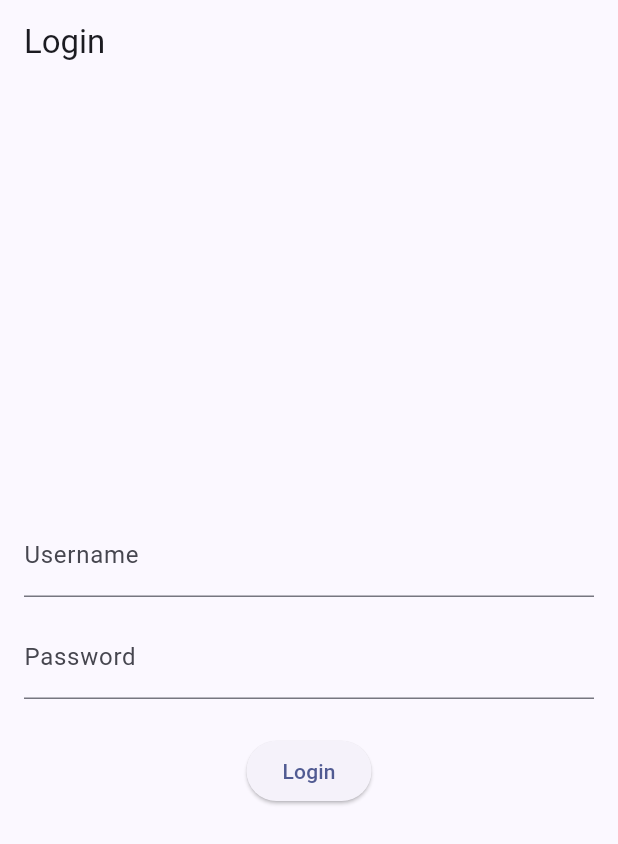
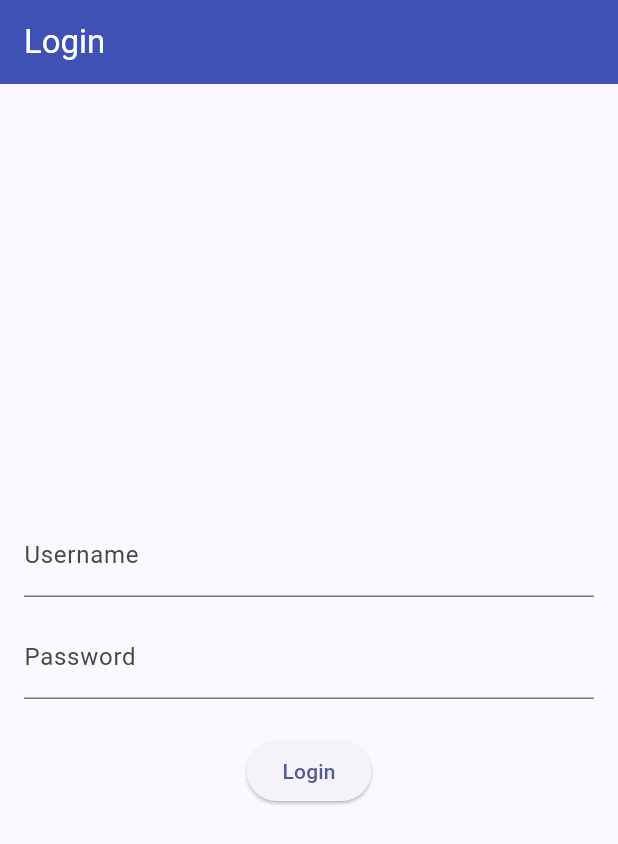
Before and after one commit to audricjohansyah/shopping-list-mobile, a Flutter app: the screen it shows after launch, after a tap on "Login", on a phone screen of 412 x 824 dp. Shown: the top 844 px of the screen. Run offline on Flutter 3.47's test engine with Material 2 defaults, Android fonts, the phone set to English and light mode, and no system bars; missing offline and left inert: pbp_django_auth; network calls fail.

```diff
--- a/lib/screens/list_product.dart
+++ b/lib/screens/list_product.dart
@@ -14,7 +14,8 @@ class ProductPage extends StatefulWidget {
 class _ProductPageState extends State<ProductPage> {
   Future<List<Product>> fetchProduct() async {
     // TODO: Ganti URL dan jangan lupa tambahkan trailing slash (/) di akhir URL!
-    var url = Uri.parse('http://localhost:8000/json/');
+    var url =
+        Uri.parse('http://alexander-audric-tutorial.pbp.cs.ui.ac.id/json/');
     var response = await http.get(
       url,
       headers: {"Content-Type": "application/json"},
--- a/lib/screens/login.dart
+++ b/lib/screens/login.dart
@@ -38,7 +38,10 @@ class _LoginPageState extends State<LoginPage> {
     final request = context.watch<CookieRequest>();
     return Scaffold(
       appBar: AppBar(
+        automaticallyImplyLeading: false,
         title: const Text('Login'),
+        backgroundColor: Colors.indigo,
+        foregroundColor: Colors.white,
       ),
       body: Container(
         padding: const EdgeInsets.all(16.0),
@@ -69,11 +72,12 @@ class _LoginPageState extends State<LoginPage> {
                 // TODO: Ganti URL dan jangan lupa tambahkan trailing slash (/) di akhir URL!
                 // Untuk menyambungkan Android emulator dengan Django pada localhost,
                 // gunakan URL http://10.0.2.2/
-                final response =
-                    await request.login("http://localhost:8000/auth/login/", {
-                  'username': username,
-                  'password': password,
-                });
+                final response = await request.login(
+                    "http://alexander-audric-tutorial.pbp.cs.ui.ac.id/auth/login/",
+                    {
+                      'username': username,
+                      'password': password,
+                    });
 
                 if (request.loggedIn) {
                   String message = response['message'];
--- a/lib/screens/shoplist_form.dart
+++ b/lib/screens/shoplist_form.dart
@@ -123,7 +123,7 @@ class _ShopFormPageState extends State<ShopFormPage> {
                         // Kirim ke Django dan tunggu respons
                         // TODO: Ganti URL dan jangan lupa tambahkan trailing slash (/) di akhir URL!
                         final response = await request.postJson(
-                            "http://localhost:8000/create-flutter/",
+                            "http://alexander-audric-tutorial.pbp.cs.ui.ac.id/create-flutter/",
                             jsonEncode(<String, String>{
                               'name': _name,
                               'price': _price.toString(),
--- a/lib/widgets/shop_card.dart
+++ b/lib/widgets/shop_card.dart
@@ -39,7 +39,7 @@ class ShopCard extends StatelessWidget {
           } else if (item.name == "Logout") {
             final response = await request.logout(
                 // TODO: Ganti URL dan jangan lupa tambahkan trailing slash (/) di akhir URL!
-                "http://localhost:8000/auth/logout/");
+                "http://alexander-audric-tutorial.pbp.cs.ui.ac.id/auth/logout/");
             String message = response["message"];
             if (response['status']) {
               String uname = response["username"];
```
Also changed, not shown: 9 other files.
